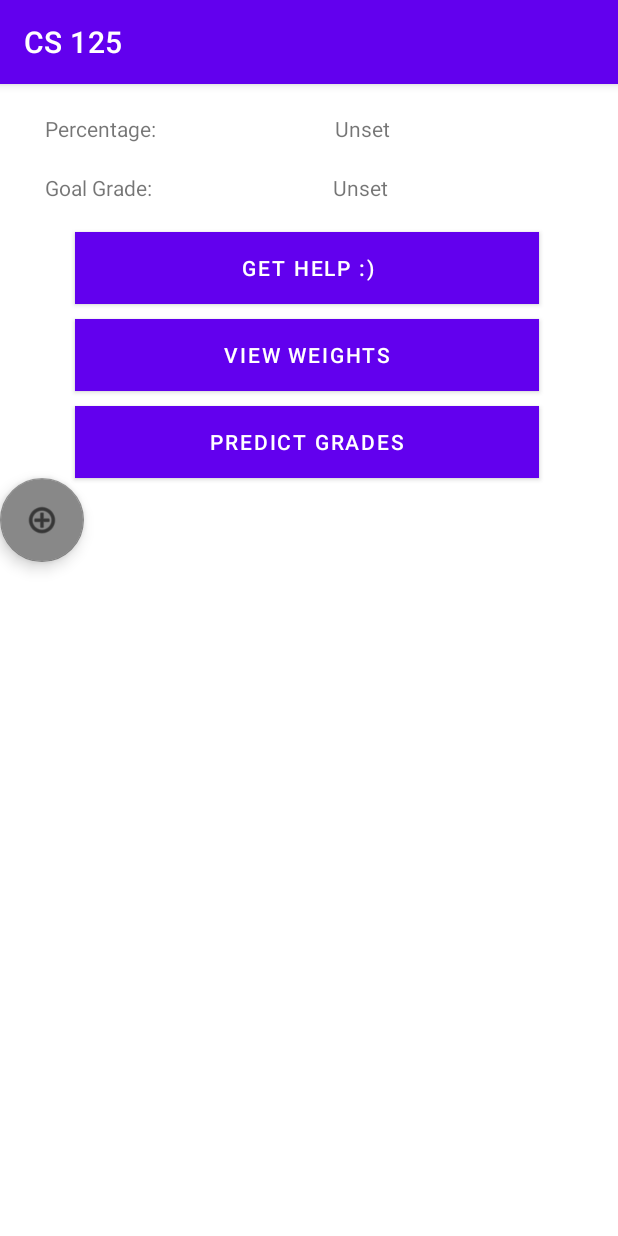
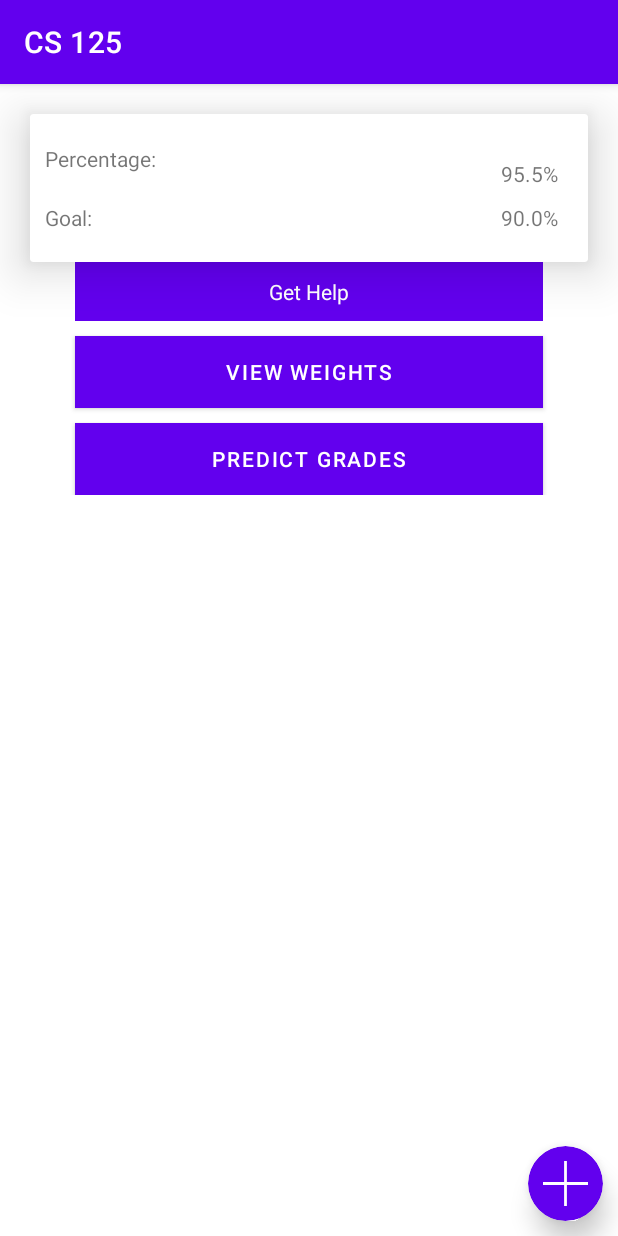
Before and after one commit to sonalimerchia/CS465-Pixelbyte, an Android app: the screen it shows after launch (ClassActivity), after a tap on "CS 125", on a phone screen of 412 x 824 dp. Run offline under Robolectric (Android 15) with nearby library versions, the phone set to English and light mode, and no system bars.

Commit message:
Made class activity summary match prototype

```diff
--- a/app/src/main/java/edu/illinois/cs465/pixelbyte/BottomSheetCodes.java
+++ b/app/src/main/java/edu/illinois/cs465/pixelbyte/BottomSheetCodes.java
@@ -5,5 +5,6 @@ public enum BottomSheetCodes {
     FindTemplate,
     PreviewTemplate,
     NewTemplatePreview,
-    AddCategory
+    AddCategory,
+    AddAssignment
 }
--- a/app/src/main/java/edu/illinois/cs465/pixelbyte/ClassActivity.java
+++ b/app/src/main/java/edu/illinois/cs465/pixelbyte/ClassActivity.java
@@ -6,6 +6,7 @@ import android.content.Intent;
 import android.os.Bundle;
 import android.view.View;
 import android.widget.Button;
+import android.widget.TextView;
 
 import com.google.android.material.bottomsheet.BottomSheetDialogFragment;
 
@@ -38,5 +39,11 @@ public class ClassActivity extends AppCompatActivity {
         classData_ = ClassData.extract(getIntent());
 
         this.setTitle(classData_.className_);
+
+        TextView grade = (TextView) findViewById(R.id.numgrade);
+        grade.setText(classData_.makeGradeString());
+
+        TextView goal = (TextView) findViewById(R.id.goal);
+        goal.setText(classData_.makeGoalString());
     }
 }
--- a/app/src/main/java/edu/illinois/cs465/pixelbyte/ClassList/ClassData.java
+++ b/app/src/main/java/edu/illinois/cs465/pixelbyte/ClassList/ClassData.java
@@ -42,6 +42,14 @@ public class ClassData {
         categories_ = new ArrayList<>();
     }
 
+    public String makeGradeString() {
+        return (Math.round(numberGrade_ * 100) / 100.0) + "%";
+    }
+
+    public String makeGoalString() {
+        return (Math.round(goal_ * 100) / 100.0) + "%";
+    }
+
     public static ClassData extract(Intent intent) {
         String cn = intent.getExtras().getString("ClassName");
         String lg = intent.getExtras().getString("LetterGrade");
--- a/app/src/main/java/edu/illinois/cs465/pixelbyte/ClassList/ClassListAdapter.java
+++ b/app/src/main/java/edu/illinois/cs465/pixelbyte/ClassList/ClassListAdapter.java
@@ -5,7 +5,6 @@ import android.view.LayoutInflater;
 import android.view.View;
 import android.view.ViewGroup;
 import android.widget.ArrayAdapter;
-import android.widget.Button;
 import android.widget.TextView;
 
 import androidx.cardview.widget.CardView;
@@ -35,10 +34,6 @@ public class ClassListAdapter extends ArrayAdapter<ClassData> {
         return LayoutInflater.from(getContext()).inflate(R.layout.class_list_element, null);
     }
 
-    private String makePercent(double percentage) {
-        return (Math.round(percentage * 100) / 100.0) + "%";
-    }
-
     @Override
     public View getView(int position, View convertView, ViewGroup parent) {
         ClassData classItem = getItem(position);
@@ -62,7 +57,7 @@ public class ClassListAdapter extends ArrayAdapter<ClassData> {
 
         TextView numLabel = (TextView) convertView.findViewById(R.id.numgrade);
         if (numLabel != null && classItem.numberGrade_ != 0) {
-            numLabel.setText(makePercent(classItem.numberGrade_));
+            numLabel.setText(classItem.makeGradeString());
         }
 
         CardView coloredPortion = (CardView) convertView.findViewById(R.id.colored_portion);
--- a/app/src/main/java/edu/illinois/cs465/pixelbyte/MainActivity.java
+++ b/app/src/main/java/edu/illinois/cs465/pixelbyte/MainActivity.java
@@ -3,23 +3,15 @@ package edu.illinois.cs465.pixelbyte;
 import androidx.appcompat.app.AppCompatActivity;
 import androidx.cardview.widget.CardView;
 
-
-import android.content.Context;
-import android.content.Intent;
 import android.os.Bundle;
 import android.view.View;
-import android.widget.Button;
 import android.widget.ListView;
 import android.widget.TextView;
 
-import java.io.FileOutputStream;
 import java.util.ArrayList;
-import java.util.List;
 
 import com.google.android.material.bottomsheet.BottomSheetDialogFragment;
 
-import androidx.constraintlayout.widget.ConstraintLayout;
-import androidx.constraintlayout.widget.ConstraintSet;
 import edu.illinois.cs465.pixelbyte.ClassList.ClassData;
 import edu.illinois.cs465.pixelbyte.ClassList.ClassListAdapter;
 
@@ -100,56 +92,4 @@ public class MainActivity extends AppCompatActivity implements View.OnClickListe
             return;
         }
     }
-
-    public void clickedButton(View v) {
-        Button b = (Button) v;
-        ConstraintLayout s = (ConstraintLayout) b.getParent();
-        TextView t = (TextView) s.getChildAt(3);
-        String clickedHelpText = (String) t.getText();
-    }
-
-
-    public void clickedClass(View v) {
-
-
-//        try {
-//            FileOutputStream outputStream = openFileOutput("Class.cf", Context.MODE_PRIVATE);
-//            String str = "CS 465\n" +
-//                    "90.0%\n" +
-//                    "Help can be found on canvas.illinois.edu\n" +
-//                    "3\n" +
-//                    "\n" +
-//                    "Quizzes\n" +
-//                    "30%\n" +
-//                    "Scheme...\n" +
-//                    "3\n" +
-//                    "Quiz_1\t90\n" +
-//                    "Quiz_2\t98\n" +
-//                    "Quiz_3\t92\n" +
-//                    "\n" +
-//                    "Tests\n" +
-//                    "40%\n" +
-//                    "Scheme...\n" +
-//                    "2\n" +
-//                    "Test_1\t90\n" +
-//                    "Test_2\t98\n" +
-//                    "\n" +
-//                    "Projects\n" +
-//                    "30%\n" +
-//                    "Scheme...\n" +
-//                    "1\n" +
-//                    "Main_Project\t85";
-//            outputStream.write(str.getBytes());
-//            outputStream.flush();
-//            outputStream.close();
-//        } catch (Exception e) {}
-//
-//        Intent intent = new Intent(this, ClassActivity.class);
-//        intent.putExtra("ClassName", "CS 465");
-//        classButton.setOnClickListener(new View.OnClickListener() {
-//            public void onClick(View view) {
-//                startActivity(intent);
-//            }
-//        });
-    }
 }
--- a/app/src/main/res/layout/activity_class.xml
+++ b/app/src/main/res/layout/activity_class.xml
@@ -7,68 +7,95 @@
     tools:context=".ClassActivity">
 
     <LinearLayout
-        android:layout_width="409dp"
-        android:layout_height="729dp"
+        android:layout_width="match_parent"
+        android:layout_height="wrap_content"
         android:orientation="vertical"
-        tools:layout_editor_absoluteX="1dp"
-        tools:layout_editor_absoluteY="1dp">
+        android:gravity="top"
+        app:layout_constraintTop_toTopOf="parent"
+        app:layout_constraintLeft_toLeftOf="parent"
+        app:layout_constraintRight_toRightOf="parent"
+        android:id="@+id/class_summary"
+        >
 
-        <LinearLayout
+        <androidx.cardview.widget.CardView
             android:layout_width="match_parent"
             android:layout_height="wrap_content"
-            android:layout_marginLeft="30dp"
+            android:id="@+id/colored_portion"
             android:layout_marginTop="20dp"
-            android:layout_marginRight="30dp"
-            android:layout_marginBottom="10dp"
-            android:orientation="horizontal">
+            android:layout_marginHorizontal="20dp"
+            app:cardElevation="20dp"
+            >
 
-            <TextView
-                android:id="@+id/textView7"
-                android:layout_width="wrap_content"
-                android:layout_height="wrap_content"
-                android:layout_weight="1"
-                android:text="Percentage:" />
+                <RelativeLayout
+                    android:layout_width="match_parent"
+                    android:layout_height="wrap_content"
+                    android:id="@+id/current_grades"
+                    android:layout_marginVertical="20dp"
+                    android:layout_marginHorizontal="10dp"
+                    android:layout_gravity="center_horizontal"
+                    >
+                    <TextView
+                        android:id="@+id/numgrade"
+                        android:layout_width="wrap_content"
+                        android:layout_height="wrap_content"
+                        android:gravity="left"
+                        android:layout_alignParentTop="true"
+                        android:layout_alignParentEnd="true"
+                        android:layout_margin="10dp"
+                        />
 
-            <TextView
-                android:id="@+id/PercentageTextBox"
-                android:layout_width="wrap_content"
-                android:layout_height="wrap_content"
-                android:layout_weight="1"
-                android:text="Unset" />
-        </LinearLayout>
+                    <TextView
+                        android:text="Percentage:"
+                        android:layout_width="wrap_content"
+                        android:layout_height="wrap_content"
+                        android:gravity="left"
+                        android:layout_alignParentTop="true"
+                        android:layout_alignParentStart="true"
+                        />
 
-        <LinearLayout
+                    <TextView
+                        android:id="@+id/goal"
+                        android:layout_width="wrap_content"
+                        android:layout_height="wrap_content"
+                        android:gravity="left"
+                        android:layout_marginHorizontal="10dp"
+                        android:layout_below="@id/numgrade"
+                        android:layout_alignParentEnd="true"
+                        />
+
+                    <TextView
+                        android:text="Goal:"
+                        android:layout_width="wrap_content"
+                        android:layout_height="wrap_content"
+                        android:gravity="left"
+                        android:layout_below="@id/numgrade"
+                        android:layout_alignParentStart="true"
+                        />
+                </RelativeLayout>
+        </androidx.cardview.widget.CardView>
+
+        <TextView
+            android:id="@+id/get_help"
             android:layout_width="match_parent"
             android:layout_height="wrap_content"
-            android:layout_marginLeft="30dp"
-            android:layout_marginTop="10dp"
-            android:layout_marginRight="30dp"
-            android:layout_marginBottom="20dp"
-            android:orientation="horizontal">
+            android:layout_gravity="center_horizontal"
+            android:gravity="center_horizontal"
+            android:layout_marginHorizontal="50dp"
+            android:padding="10dp"
+            android:background="@color/design_default_color_primary"
+            android:textColor="@color/white"
+            android:text="Get Help" />
 
-            <TextView
-                android:id="@+id/textView6"
-                android:layout_width="wrap_content"
-                android:layout_height="wrap_content"
-                android:layout_weight="1"
-                android:text="Goal Grade:" />
+    </LinearLayout>
 
-            <TextView
-                android:id="@+id/GoalTextBox"
-                android:layout_width="wrap_content"
-                android:layout_height="wrap_content"
-                android:layout_weight="1"
-                android:text="Unset" />
-        </LinearLayout>
-
-        <Button
-            android:id="@+id/helpButton"
-            android:layout_width="match_parent"
-            android:layout_height="wrap_content"
-            android:layout_marginLeft="50dp"
-            android:layout_marginRight="50dp"
-            android:background="#FF787878"
-            android:text="Get Help :)" />
+    <LinearLayout
+        android:layout_width="match_parent"
+        android:layout_height="wrap_content"
+        android:orientation="vertical"
+        app:layout_constraintTop_toBottomOf="@id/class_summary"
+        app:layout_constraintLeft_toLeftOf="parent"
+        app:layout_constraintRight_toRightOf="parent"
+        >
 
         <Button
             android:id="@+id/weightsButton"
@@ -90,26 +117,34 @@
             android:background="#FF9F9F9F"
             android:text="Predict Grades" />
 
-        <ScrollView
-            android:layout_width="match_parent"
-            android:layout_height="wrap_content">
+    </LinearLayout>
 
-            <LinearLayout
-                android:id="@+id/AssignmentLayout"
-                android:layout_width="match_parent"
+    <androidx.cardview.widget.CardView
+        android:layout_width="wrap_content"
+        android:layout_height="wrap_content"
+        app:cardBackgroundColor="@color/purple_500"
+        app:cardCornerRadius="100dp"
+        android:padding="50dp"
+        app:cardElevation="10dp"
+        app:layout_constraintBottom_toBottomOf="parent"
+        app:layout_constraintRight_toRightOf="parent"
+        android:layout_margin="10dp"
+        android:id="@+id/create_class"
+        >
+        <LinearLayout
+            android:layout_width="wrap_content"
+            android:layout_height="wrap_content"
+            android:layout_margin="10dp"
+            android:orientation="vertical"
+            android:gravity="center"
+            >
+            <ImageView
+                android:layout_width="wrap_content"
                 android:layout_height="wrap_content"
-                android:orientation="vertical"/>
-        </ScrollView>
+                android:src="@drawable/ic_plus_svgrepo_com"
+                android:layout_gravity="center"
+                />
+        </LinearLayout>
+    </androidx.cardview.widget.CardView>
 
-        <com.google.android.material.floatingactionbutton.FloatingActionButton
-            android:id="@+id/floatingActionButton"
-            android:layout_width="match_parent"
-            android:layout_height="wrap_content"
-            android:clickable="true"
-            android:onClick="clickedNew"
-            app:backgroundTint="#ff888888"
-            app:srcCompat="@android:drawable/ic_menu_add"
-            tools:ignore="SpeakableTextPresentCheck" />
-
-    </LinearLayout>
 </androidx.constraintlayout.widget.ConstraintLayout>
```
